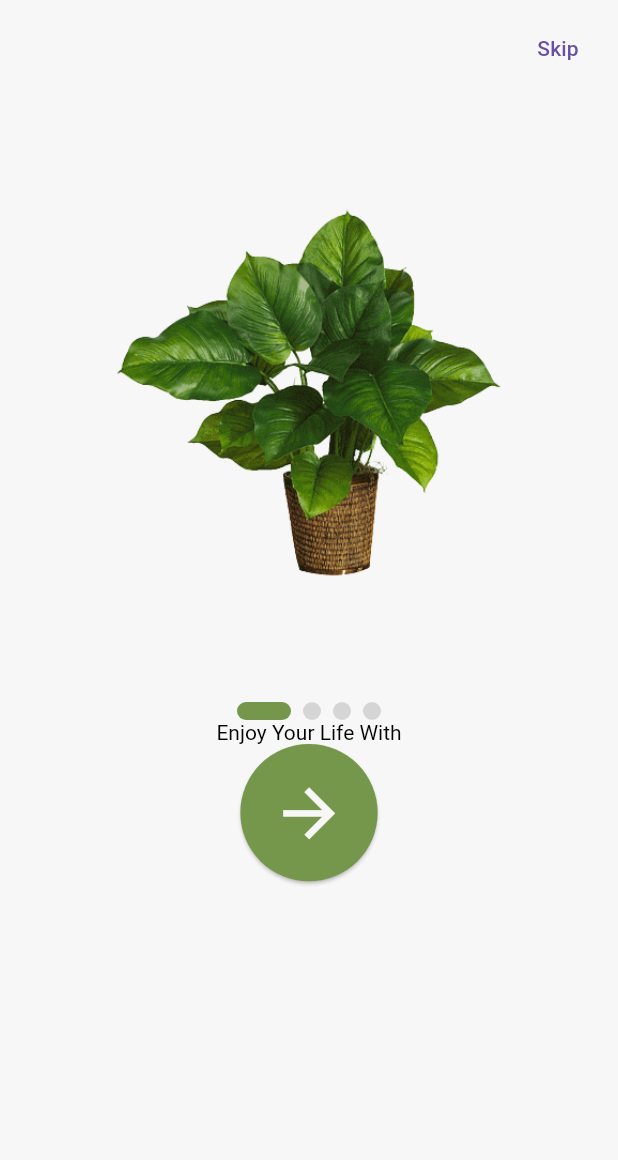
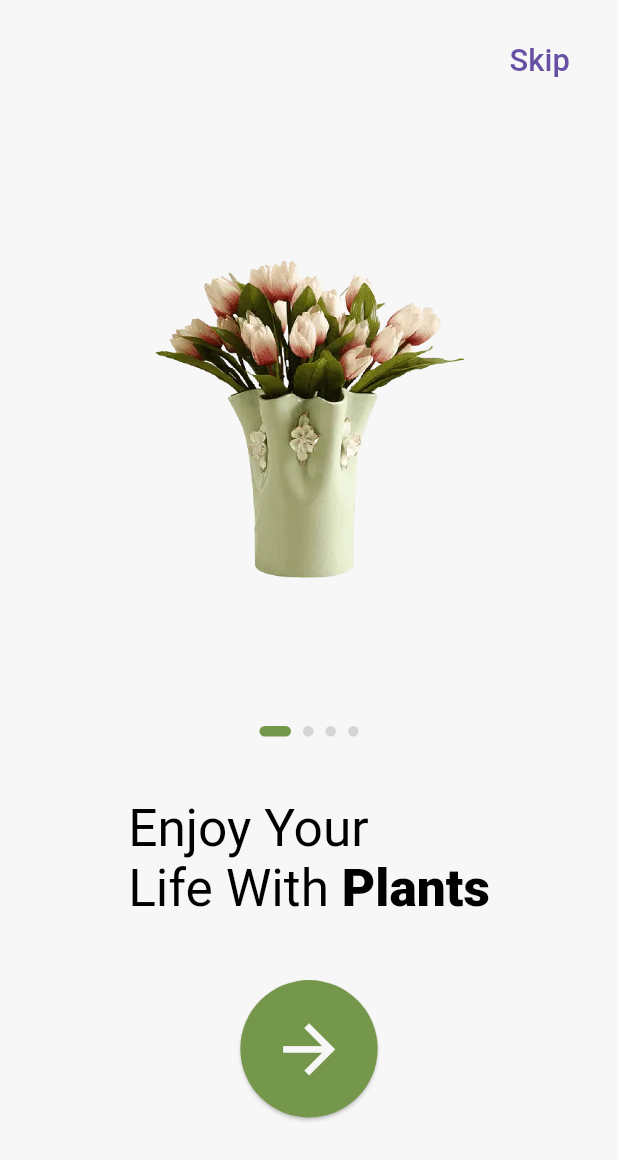
Before and after one commit to indratdev/plant_shop_app, a Flutter app: the screen it shows after launch, on a phone screen of 412 x 824 dp. Shown: the top 1160 px of the screen. Run offline on Flutter 3.47's test engine with Material 2 defaults, Android fonts, the light colour scheme and no system bars; drawn by our look-alikes of smooth_page_indicator.

Commit message:
add plant screen

```diff
--- /dev/null
+++ b/lib/controller/plant_controller.dart
@@ -0,0 +1,123 @@
+import 'dart:math';
+
+import 'package:plant_shop_app/model/plant_model.dart';
+
+import '../shared/global_variables.dart';
+
+class PlantController {
+  // set dummy data
+  final List<PlantModel> _listPlant = [
+    PlantModel(
+      id: 1,
+      name: "cambodia",
+      description: "",
+      amount: 0.0,
+      image: GlobalVariables.cambodia,
+      isFavorite: false,
+    ),
+    PlantModel(
+      id: 1,
+      name: "geranium",
+      description: "",
+      amount: 0.0,
+      image: GlobalVariables.geranium,
+      isFavorite: false,
+    ),
+    PlantModel(
+      id: 1,
+      name: "hibiscus",
+      description: "",
+      amount: 0.0,
+      image: GlobalVariables.hibiscus,
+      isFavorite: false,
+    ),
+    PlantModel(
+      id: 1,
+      name: "jasmine",
+      description: "",
+      amount: 0.0,
+      image: GlobalVariables.jasmine,
+      isFavorite: false,
+    ),
+    PlantModel(
+      id: 1,
+      name: "lavender",
+      description: "",
+      amount: 0.0,
+      image: GlobalVariables.lavender,
+      isFavorite: false,
+    ),
+    PlantModel(
+      id: 1,
+      name: "lily",
+      description: "",
+      amount: 0.0,
+      image: GlobalVariables.lily,
+      isFavorite: false,
+    ),
+    PlantModel(
+      id: 1,
+      name: "orcid",
+      description: "",
+      amount: 0.0,
+      image: GlobalVariables.orcid,
+      isFavorite: false,
+    ),
+    PlantModel(
+      id: 1,
+      name: "rose",
+      description: "",
+      amount: 0.0,
+      image: GlobalVariables.rose,
+      isFavorite: false,
+    ),
+    PlantModel(
+      id: 1,
+      name: "sun flower",
+      description: "",
+      amount: 0.0,
+      image: GlobalVariables.sunflower,
+      isFavorite: false,
+    ),
+    PlantModel(
+      id: 1,
+      name: "tulip",
+      description: "",
+      amount: 0.0,
+      image: GlobalVariables.tulip,
+      isFavorite: false,
+    ),
+    PlantModel(
+      id: 1,
+      name: "geranium",
+      description: "",
+      amount: 0.0,
+      image: GlobalVariables.cambodia,
+      isFavorite: false,
+    ),
+  ];
+
+  List<PlantModel> get listPlant => _listPlant;
+
+  List<PlantModel> getRandomList() {
+    int maxImage = GlobalVariables.maxImageOnBoard;
+    final random = Random();
+    final List<PlantModel> randomPlants = [];
+
+    // Make sure that you have at least 4 items in _listPlant
+    if (_listPlant.length >= maxImage) {
+      final Set<int> selectedIndices = {};
+      // Loop until you have 4 unique random indices
+      while (selectedIndices.length < maxImage) {
+        final randomIndex = random.nextInt(_listPlant.length);
+        // Add the index to the Set if it's not already in it
+        selectedIndices.add(randomIndex);
+      }
+      // Extract the PlantModels using the selected indices
+      for (final index in selectedIndices) {
+        randomPlants.add(_listPlant[index]);
+      }
+    }
+    return randomPlants;
+  }
+}
--- a/lib/main.dart
+++ b/lib/main.dart
@@ -15,12 +15,17 @@ class MyApp extends StatelessWidget {
       theme: ThemeData(
         useMaterial3: true,
         textTheme: TextTheme(
-          headlineLarge: TextStyle(fontSize: 34),
+          headlineMedium:
+              TextStyle(fontSize: MediaQuery.sizeOf(context).width / 20),
+          headlineLarge:
+              TextStyle(fontSize: MediaQuery.sizeOf(context).width / 12),
+        ).apply(
+          bodyColor: CustomColor.blackColor,
         ),
         scaffoldBackgroundColor: CustomColor.whiteV1Color,
       ),
       debugShowCheckedModeBanner: false,
-      home: OnBoardingScreen(),
+      home: const OnBoardingScreen(),
     );
   }
 }
--- /dev/null
+++ b/lib/model/plant_model.dart
@@ -0,0 +1,16 @@
+class PlantModel {
+  int id;
+  String name, description;
+  double amount;
+  bool isFavorite;
+  String image;
+
+  PlantModel({
+    required this.id,
+    required this.name,
+    this.description = "",
+    this.amount = 0.0,
+    this.isFavorite = false,
+    this.image = "",
+  });
+}
--- /dev/null
+++ b/lib/shared/global_variables.dart
@@ -0,0 +1,22 @@
+// import 'package:flutter/material.dart';
+
+class GlobalVariables {
+  static const int maxImageOnBoard = 4;
+
+  // images
+  static const String cambodia = 'assets/images/cambodia.webp';
+  static const String geranium = 'assets/images/geranium.webp';
+  static const String hibiscus = 'assets/images/hibiscus.webp';
+  static const String jasmine = 'assets/images/jasmine.webp';
+  static const String lavender = 'assets/images/lavender.webp';
+  static const String lily = 'assets/images/lily.webp';
+  static const String orcid = 'assets/images/orcid.webp';
+  static const String rose = 'assets/images/rose.webp';
+  static const String sunflower = 'assets/images/sunflower.webp';
+  static const String tulip = 'assets/images/tulip.webp';
+
+  //icons
+  // static const Icon deleteIcon = Icon(Icons.delete_forever);
+
+  static const Duration standartDurationAnimation = Duration(milliseconds: 700);
+}
--- a/lib/shared/utils/colors/custom_colors.dart
+++ b/lib/shared/utils/colors/custom_colors.dart
@@ -10,6 +10,7 @@ class CustomColor {
   static const Color whiteV2Color = Color(0xFFFEFEFE);
   static const Color whiteV1Color = Color(0xFFF7F7F7);
   static const Color greyColor = Color(0xFFD5D5D6);
+  static const Color greyV2Color = Color(0xFFE5E6E7);
 
 //     - Tailwind
 
--- a/lib/view/onboarding/onboarding_screen.dart
+++ b/lib/view/onboarding/onboarding_screen.dart
@@ -1,6 +1,7 @@
 import 'package:flutter/material.dart';
 import 'package:plant_shop_app/shared/utils/colors/custom_colors.dart';
-import 'package:smooth_page_indicator/smooth_page_indicator.dart';
+import 'package:plant_shop_app/view/onboarding/widgets/plant_indicator_widget.dart';
+import 'package:plant_shop_app/view/plants/plant_screen.dart';
 
 class OnBoardingScreen extends StatelessWidget {
   const OnBoardingScreen({super.key});
@@ -17,46 +18,74 @@ class OnBoardingScreen extends StatelessWidget {
                 alignment: Alignment.centerRight,
                 child: TextButton(
                     onPressed: () {},
-                  child: Text("Skip"),
+                    child: TextButton(
+                      onPressed: () {
+                        Navigator.push(
+                            context,
+                            MaterialPageRoute(
+                              builder: (context) => const PlantScreen(),
+                            ));
+                      },
+                      child: Text(
+                        "Skip",
+                        style: TextStyle(
+                          fontSize: Theme.of(context)
+                              .textTheme
+                              .headlineMedium
+                              ?.fontSize,
                         ),
                       ),
-              PlantIndicatorWidget(),
-              // RichText(
-              //   textAlign: TextAlign.center,
-              //   text: TextSpan(
-              //     text: 'Enjoy Your ',
-              //     style: DefaultTextStyle.of(context).style,
-              //     children: const <TextSpan>[
-              //       TextSpan(
-              //         text: 'Life With',
-              //       ),
-              //       TextSpan(
-              //           text: ' Plants',
-              //           style: TextStyle(fontWeight: FontWeight.bold)),
-              //     ],
-              //   ),
-              // ),
+                    )),
+              ),
+              const PlantIndicatorWidget(),
+              SizedBox(height: MediaQuery.sizeOf(context).height / 20),
               RichText(
-                  text: TextSpan(children: [
+                text: TextSpan(
+                  children: [
                     TextSpan(
-                    text: "Enjoy Your ", style: TextStyle(color: Colors.black)),
+                      text: "Enjoy Your \n",
+                      style: TextStyle(
+                        color: Colors.black,
+                        fontSize:
+                            Theme.of(context).textTheme.headlineLarge?.fontSize,
+                      ),
+                    ),
                     TextSpan(
-                    text: "Life With",
+                      text: "Life With ",
                       style: TextStyle(
-                        // fontSize: Theme.of(context).textTheme.headlineLarge.copyWith(fontSize: Theme.of(context).textTheme.),
                           color: Colors.black,
-
-                        // decoration: TextDecoration.underline,
-                        // decorationThickness: 2,
-                        decorationStyle: TextDecorationStyle.wavy))
-              ], style: TextStyle(color: Colors.yellow))),
-
+                          fontSize: Theme.of(context)
+                              .textTheme
+                              .headlineLarge
+                              ?.fontSize,
+                          decorationStyle: TextDecorationStyle.wavy),
+                    ),
+                    TextSpan(
+                      text: "Plants",
+                      style: TextStyle(
+                        color: Colors.black,
+                        fontWeight: FontWeight.w800,
+                        fontSize:
+                            Theme.of(context).textTheme.headlineLarge?.fontSize,
+                      ),
+                    ),
+                  ],
+                  // style: TextStyle(color: Colors.yellow),
+                ),
+              ),
+              SizedBox(height: MediaQuery.sizeOf(context).height / 20),
               SizedBox(
                 height: MediaQuery.sizeOf(context).height / 9,
                 width: MediaQuery.sizeOf(context).height / 9,
                 // width: 100,
                 child: ElevatedButton(
-                  onPressed: () {},
+                  onPressed: () {
+                    Navigator.push(
+                        context,
+                        MaterialPageRoute(
+                          builder: (context) => const PlantScreen(),
+                        ));
+                  },
                   style: ButtonStyle(
                     shape: MaterialStateProperty.all(const CircleBorder()),
                     padding:
@@ -65,23 +94,12 @@ class OnBoardingScreen extends StatelessWidget {
                         CustomColor.greenColor), // <-- Button color
                   ),
                   child: Icon(
-                    Icons.arrow_forward_sharp,
+                    Icons.arrow_forward,
                     color: CustomColor.whiteV1Color,
                     size: MediaQuery.sizeOf(context).height / 16,
                   ),
                 ),
               )
-              // MaterialButton(
-              //   onPressed: () {},
-              //   color: Colors.blue,
-              //   textColor: Colors.white,
-              //   child: Icon(
-              //     Icons.camera_alt,
-              //     size: 24,
-              //   ),
-              //   padding: EdgeInsets.all(16),
-              //   shape: CircleBorder(),
-              // )
             ],
           ),
         ),
@@ -89,94 +107,3 @@ class OnBoardingScreen extends StatelessWidget {
     );
   }
 }
-
-class PlantIndicatorWidget extends StatefulWidget {
-  const PlantIndicatorWidget({
-    super.key,
-  });
-
-  @override
-  State<PlantIndicatorWidget> createState() => _PlantIndicatorWidgetState();
-}
-
-class _PlantIndicatorWidgetState extends State<PlantIndicatorWidget> {
-  final controller = PageController(viewportFraction: 0.8, keepPage: true);
-
-  final pages = List.generate(
-    4,
-    (index) => Container(
-      width: 1200,
-      decoration: BoxDecoration(
-        // color: Colors.amber,
-        borderRadius: BorderRadius.circular(16),
-        // color: Colors.grey.shade300,
-        image: DecorationImage(
-          alignment: Alignment.center,
-          image: AssetImage(
-            "assets/images/plant_0${index + 1}.png",
-          ),
-          fit: BoxFit.scaleDown,
-        ),
-      ),
-      margin: const EdgeInsets.symmetric(horizontal: 30, vertical: 8),
-      // child: Container(
-      //   color: Colors.blue,
-      //   // height: 500,
-      //   child: Center(
-      //       child: Text(
-      //     "Page $index",
-      //     style: TextStyle(color: Colors.indigo),
-      //   )),
-      // ),
-    ),
-    // Container(
-    //   decoration: BoxDecoration(
-    //     borderRadius: BorderRadius.circular(16),
-    //     color: Colors.grey.shade300,
-    //   ),
-    //   margin: EdgeInsets.symmetric(horizontal: 10, vertical: 4),
-    //   child: Container(
-    //     height: 280,
-    //     child: Center(
-    //         child: Text(
-    //       "Page $index",
-    //       style: TextStyle(color: Colors.indigo),
-    //     )),
-    //   ),
-    // ),
-  );
-  @override
-  Widget build(BuildContext context) {
-    print(">>> : ${MediaQuery.sizeOf(context).width / 0.5}");
-    return Column(
-      children: [
-        Container(
-          // color: Colors.red,
-          height: MediaQuery.sizeOf(context).height / 2,
-          child: PageView.builder(
-            controller: controller,
-            // itemCount: pages.length,
-            itemBuilder: (_, index) {
-              return pages[index % pages.length];
-            },
-          ),
-        ),
-        SmoothPageIndicator(
-            controller: controller,
-            count: pages.length,
-            effect: ExpandingDotsEffect(
-              dotColor: CustomColor.greyColor,
-              activeDotColor: CustomColor.greenColor,
-              dotHeight: 12,
-              dotWidth: 12,
-            )
-            // const WormEffect(
-            //   dotHeight: 16,
-            //   dotWidth: 16,
-            //   type: WormType.thinUnderground,
-            // ),
-            ),
-      ],
-    );
-  }
-}
--- /dev/null
+++ b/lib/view/onboarding/widgets/plant_indicator_widget.dart
@@ -0,0 +1,82 @@
+import 'package:flutter/material.dart';
+import 'package:plant_shop_app/controller/plant_controller.dart';
+import 'package:plant_shop_app/model/plant_model.dart';
+import 'package:plant_shop_app/shared/global_variables.dart';
+import 'package:smooth_page_indicator/smooth_page_indicator.dart';
+
+import '../../../shared/utils/colors/custom_colors.dart';
+
+class PlantIndicatorWidget extends StatefulWidget {
+  const PlantIndicatorWidget({
+    super.key,
+  });
+
+  @override
+  State<PlantIndicatorWidget> createState() => _PlantIndicatorWidgetState();
+}
+
+class _PlantIndicatorWidgetState extends State<PlantIndicatorWidget> {
+  final controller = PageController(viewportFraction: 0.8, keepPage: true);
+  PlantController plantController = PlantController();
+  List<PlantModel> listPlantModel = [];
+
+  @override
+  void initState() {
+    listPlantModel = plantController.getRandomList();
+    super.initState();
+  }
+
+  @override
+  Widget build(BuildContext context) {
+    final pages = List.generate(
+      GlobalVariables.maxImageOnBoard,
+      (index) => Container(
+        width: 1200,
+        decoration: BoxDecoration(
+          // color: Colors.amber,
+          borderRadius: BorderRadius.circular(16),
+          // color: Colors.grey.shade300,
+          image: DecorationImage(
+            alignment: Alignment.center,
+            image: AssetImage(
+              listPlantModel[index].image,
+            ),
+            fit: BoxFit.scaleDown,
+          ),
+        ),
+        margin: const EdgeInsets.symmetric(horizontal: 30, vertical: 8),
+      ),
+    );
+
+    return Column(
+      children: [
+        Container(
+          // color: Colors.red,
+          height: MediaQuery.sizeOf(context).height / 2,
+          child: PageView.builder(
+            controller: controller,
+            // itemCount: pages.length,
+            itemBuilder: (_, index) {
+              return pages[index % pages.length];
+            },
+          ),
+        ),
+        SmoothPageIndicator(
+            controller: controller,
+            count: pages.length,
+            effect: const ExpandingDotsEffect(
+              dotColor: CustomColor.greyColor,
+              activeDotColor: CustomColor.greenColor,
+              dotHeight: 7,
+              dotWidth: 7,
+            )
+            // const WormEffect(
+            //   dotHeight: 16,
+            //   dotWidth: 16,
+            //   type: WormType.thinUnderground,
+            // ),
+            ),
+      ],
+    );
+  }
+}
--- a/pubspec.yaml
+++ b/pubspec.yaml
@@ -31,14 +31,10 @@ dependencies:
   cupertino_icons: ^1.0.2
   flutter:
     sdk: flutter
+  flutter_staggered_grid_view: ^0.7.0
   smooth_page_indicator: ^1.1.0
 
 dev_dependencies:
-  # The "flutter_lints" package below contains a set of recommended lints to
-  # encourage good coding practices. The lint set provided by the package is
-  # activated in the `analysis_options.yaml` file located at the root of your
-  # package. See that file for information about deactivating specific lint
-  # rules and activating additional ones.
   flutter_lints: ^2.0.0
   flutter_test:
     sdk: flutter
```
Also changed, not shown: lib/view/plants/plant_screen.dart (added, +169 -0 lines), assets/images/cambodia.webp (added), assets/images/geranium.webp (added), assets/images/hibiscus.webp (added), assets/images/jasmine.webp (added), assets/images/lavender.webp (added), assets/images/lily.webp (added), assets/images/orcid.webp (added), assets/images/rose.webp (added), assets/images/sunflower.webp (added), assets/images/tulip.webp (added), pubspec.lock. Lines whose indentation alone changed are shown as unchanged.
